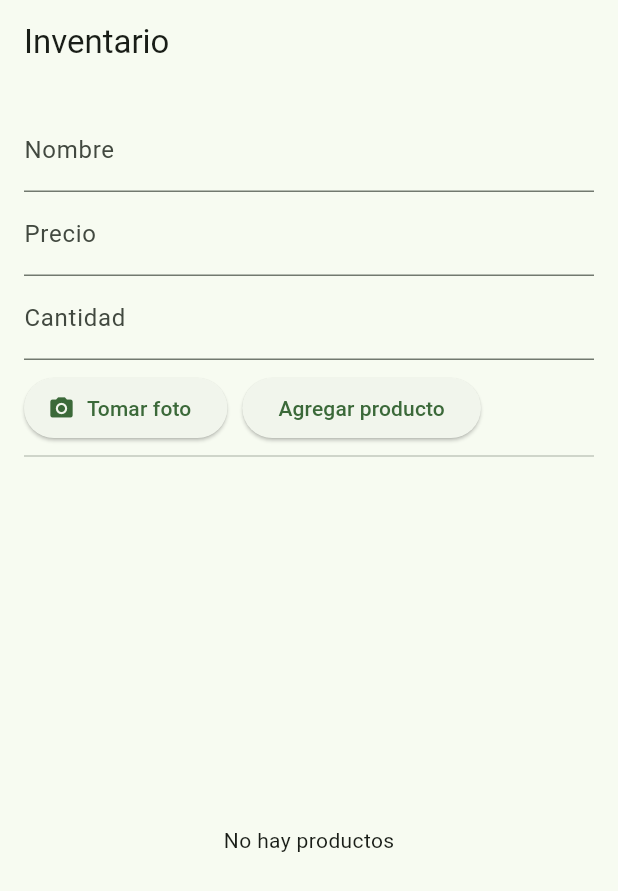
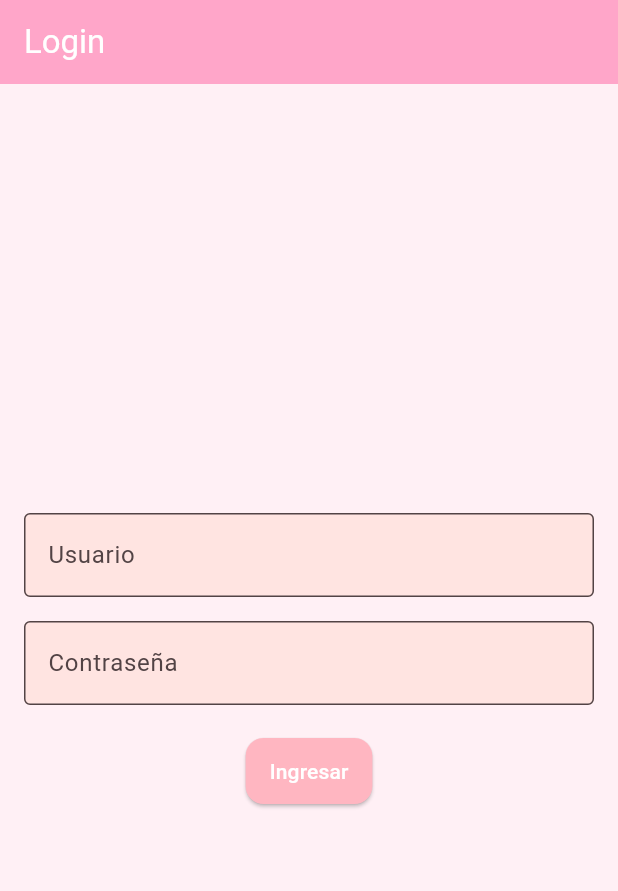
Before and after one commit to carito1597/tienda_abarrotes, a Flutter app: the screen it shows after launch, on a phone screen of 412 x 824 dp. Shown: the top 891 px of the screen. Run offline on Flutter 3.47's test engine with Material 3 defaults, Android fonts, the phone set to English and light mode, and no system bars; our stand-ins replace flutter_riverpod, hive, hive_flutter, image_picker; accounts and stored records are empty.

Commit message:
implement login

```diff
--- a/lib/main.dart
+++ b/lib/main.dart
@@ -2,21 +2,18 @@ import 'package:flutter/material.dart';
 import 'package:flutter_riverpod/flutter_riverpod.dart';
 import 'package:hive_flutter/hive_flutter.dart';
 import 'models/product.dart';
-import 'screens/product_list_screen.dart';
+import 'screens/login_screen.dart';
+import 'screens/home_screen.dart';
 
 void main() async {
   WidgetsFlutterBinding.ensureInitialized();
 
-  await Hive.initFlutter();
-  Hive.registerAdapter(ProductAdapter());
+  await Hive.initFlutter(); // Inicializa Hive
+  Hive.registerAdapter(ProductAdapter()); // Registra el modelo
+  await Hive.openBox<Product>('products'); // Abre la box ANTES de runApp
 
-  await Hive.openBox<Product>('products');
-
-  runApp(
-    const ProviderScope(child: MyApp()),
-  );
+  runApp(const ProviderScope(child: MyApp()));
 }
-
 class MyApp extends StatelessWidget {
   const MyApp({super.key});
 
@@ -25,10 +22,42 @@ class MyApp extends StatelessWidget {
     return MaterialApp(
       title: 'Tienda de Abarrotes',
       theme: ThemeData(
-        colorScheme: ColorScheme.fromSeed(seedColor: Colors.green),
+        colorScheme: ColorScheme.fromSeed(
+          seedColor: const Color(0xFFFFC0CB), // rosa claro base
+          brightness: Brightness.light,
+        ),
+        scaffoldBackgroundColor: const Color(0xFFFFF0F5), // fondo rosado claro
+        inputDecorationTheme: const InputDecorationTheme(
+          border: OutlineInputBorder(),
+          filled: true,
+          fillColor: Color(0xFFFFE4E1),
+        ),
+        appBarTheme: const AppBarTheme(
+          backgroundColor: Color(0xFFFFA6C9),
+          foregroundColor: Colors.white,
+          elevation: 0,
+        ),
+        elevatedButtonTheme: ElevatedButtonThemeData(
+          style: ElevatedButton.styleFrom(
+            backgroundColor: Color(0xFFFFB6C1),
+            foregroundColor: Colors.white,
+            padding: EdgeInsets.symmetric(horizontal: 16, vertical: 12),
+            shape: RoundedRectangleBorder(
+              borderRadius: BorderRadius.all(Radius.circular(12)),
+            ),
+          ),
+        ),
+        snackBarTheme: const SnackBarThemeData(
+          backgroundColor: Color(0xFFD36B9A),
+          contentTextStyle: TextStyle(color: Colors.white),
+        ),
         useMaterial3: true,
       ),
-      home: const ProductListScreen(),
+      initialRoute: '/',
+      routes: {
+        '/': (context) => const LoginScreen(),
+        '/home': (context) => const HomeScreen(),
+      },
     );
   }
 }
--- /dev/null
+++ b/lib/screens/login_screen.dart
@@ -0,0 +1,59 @@
+import 'package:flutter/material.dart';
+
+class LoginScreen extends StatefulWidget {
+  const LoginScreen({super.key});
+
+  @override
+  State<LoginScreen> createState() => _LoginScreenState();
+}
+
+class _LoginScreenState extends State<LoginScreen> {
+  final _usernameController = TextEditingController();
+  final _passwordController = TextEditingController();
+  final _formKey = GlobalKey<FormState>();
+
+  void _login() {
+    final username = _usernameController.text.trim();
+    final password = _passwordController.text.trim();
+
+    if (username == 'admin' && password == '1234') {
+      Navigator.pushReplacementNamed(context, '/home');
+    } else {
+      ScaffoldMessenger.of(context).showSnackBar(
+        const SnackBar(content: Text('Usuario o contraseña incorrectos')),
+      );
+    }
+  }
+
+  @override
+  Widget build(BuildContext context) {
+    return Scaffold(
+      appBar: AppBar(title: const Text('Login')),
+      body: Padding(
+        padding: const EdgeInsets.all(16.0),
+        child: Form(
+          key: _formKey,
+          child: Column(
+            mainAxisAlignment: MainAxisAlignment.center,
+            children: [
+              TextFormField(
+                controller: _usernameController,
+                decoration: const InputDecoration(labelText: 'Usuario'),
+              ),
+              const SizedBox(height: 16),
+
+              TextFormField(
+                controller: _passwordController,
+                decoration: const InputDecoration(labelText: 'Contraseña'),
+                obscureText: true,
+              ),
+
+              const SizedBox(height: 20),
+              ElevatedButton(onPressed: _login, child: const Text('Ingresar')),
+            ],
+          ),
+        ),
+      ),
+    );
+  }
+}
--- a/lib/screens/product_list_screen.dart
+++ b/lib/screens/product_list_screen.dart
@@ -4,7 +4,6 @@ import 'package:flutter/material.dart';
 import 'package:flutter_riverpod/flutter_riverpod.dart';
 import '../models/product.dart';
 import '../providers/product_provider.dart';
-import '../utils/image_utils.dart';
 import 'edit_product_screen.dart';
 
 class ProductListScreen extends ConsumerWidget {
@@ -15,102 +14,34 @@ class ProductListScreen extends ConsumerWidget {
     final products = ref.watch(productListProvider);
     final notifier = ref.read(productListProvider.notifier);
 
-    final nameController = TextEditingController();
-    final priceController = TextEditingController();
-    final quantityController = TextEditingController();
-
-    String? imagePath;
-
-    Future<void> pickImage() async {
-      final path = await takeAndSavePhoto();
-      if (path != null) {
-        imagePath = path;
-        ScaffoldMessenger.of(context).showSnackBar(
-          const SnackBar(content: Text('Imagen capturada')),
-        );
-      }
-    }
-
-    void addProduct() {
-      final name = nameController.text.trim();
-      final price = double.tryParse(priceController.text) ?? 0;
-      final quantity = int.tryParse(quantityController.text) ?? 0;
-
-      if (name.isEmpty || price <= 0 || quantity <= 0) return;
-
-      final product = Product(
-        name: name,
-        price: price,
-        quantity: quantity,
-        imagePath: imagePath,
-      );
-
-      notifier.addProduct(product);
-
-      nameController.clear();
-      priceController.clear();
-      quantityController.clear();
-      imagePath = null;
-    }
-
-    return Scaffold(
-      appBar: AppBar(title: const Text('Inventario')),
-      body: Padding(
-        padding: const EdgeInsets.all(16.0),
-        child: Column(
-          children: [
-            TextField(
-              controller: nameController,
-              decoration: const InputDecoration(labelText: 'Nombre'),
-            ),
-            TextField(
-              controller: priceController,
-              decoration: const InputDecoration(labelText: 'Precio'),
-              keyboardType: TextInputType.number,
-            ),
-            TextField(
-              controller: quantityController,
-              decoration: const InputDecoration(labelText: 'Cantidad'),
-              keyboardType: TextInputType.number,
-            ),
-            const SizedBox(height: 8),
-            Row(
-              children: [
-                ElevatedButton.icon(
-                  onPressed: pickImage,
-                  icon: const Icon(Icons.camera_alt),
-                  label: const Text('Tomar foto'),
-                ),
-                const SizedBox(width: 10),
-                ElevatedButton(
-                  onPressed: addProduct,
-                  child: const Text('Agregar producto'),
-                ),
-              ],
-            ),
-            const Divider(),
-            Expanded(
-              child: products.isEmpty
+    return products.isEmpty
         ? const Center(child: Text('No hay productos'))
         : ListView.builder(
+            padding: const EdgeInsets.all(16),
             itemCount: products.length,
             itemBuilder: (_, index) {
               final product = products[index];
-                        return ListTile(
+              return Card(
+                margin: const EdgeInsets.symmetric(vertical: 8),
+                shape: RoundedRectangleBorder(borderRadius: BorderRadius.circular(12)),
+                child: ListTile(
+                  contentPadding: const EdgeInsets.all(12),
                   leading: product.imagePath != null
-                              ? Image.file(
+                      ? ClipRRect(
+                          borderRadius: BorderRadius.circular(8),
+                          child: Image.file(
                             File(product.imagePath!),
-                                  width: 50,
-                                  height: 50,
+                            width: 60,
+                            height: 60,
                             fit: BoxFit.cover,
+                          ),
                         )
-                              : const Icon(Icons.image_not_supported),
-                          title: Text(product.name),
-                          subtitle: Text(
-                            'Precio: \$${product.price.toStringAsFixed(2)} | Cantidad: ${product.quantity}',
-                          ),
+                      : const Icon(Icons.image_not_supported, size: 48),
+                  title: Text(product.name, style: const TextStyle(fontWeight: FontWeight.bold)),
+                  subtitle: Text('Precio: \$${product.price.toStringAsFixed(2)}\nCantidad: ${product.quantity}'),
+                  isThreeLine: true,
                   trailing: IconButton(
-                            icon: const Icon(Icons.delete),
+                    icon: const Icon(Icons.delete, color: Colors.red),
                     onPressed: () => notifier.deleteProduct(index),
                   ),
                   onTap: () {
@@ -124,13 +55,9 @@ class ProductListScreen extends ConsumerWidget {
                       ),
                     );
                   },
+                ),
               );
             },
-                    ),
-            ),
-          ],
-        ),
-      ),
           );
   }
 }
```
Also changed, not shown: lib/screens/create_product_screen.dart (added, +70 -0 lines), lib/screens/edit_product_screen.dart (+35 -7 lines), lib/screens/home_screen.dart (added, +51 -0 lines). Lines whose indentation alone changed are shown as unchanged.
